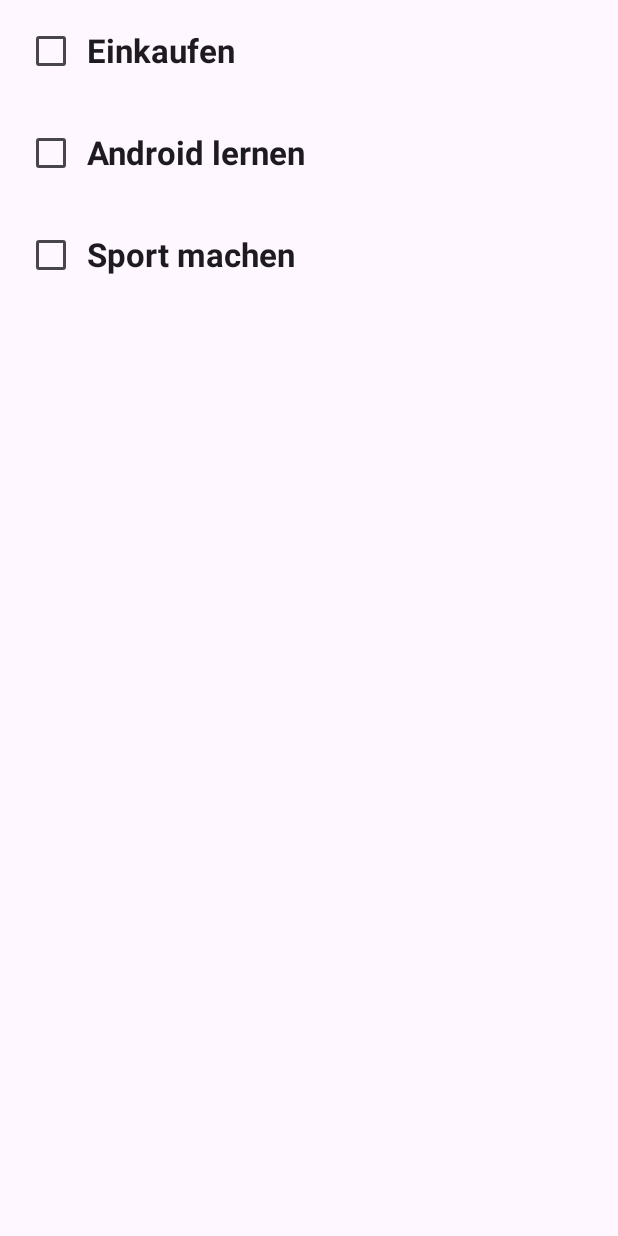
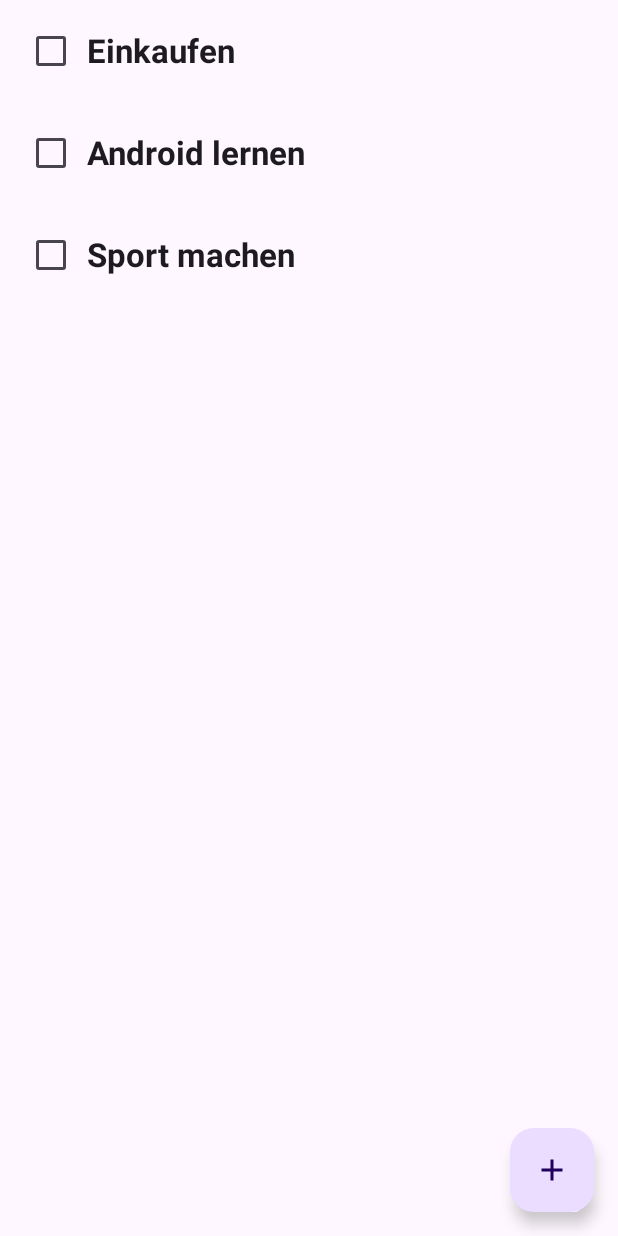
Before and after one commit to behrends/TodosAndroid, an Android app built with Jetpack Compose: the screen it shows after launch (MainActivity), on a phone screen of 412 x 824 dp. Run offline under Robolectric (Android 15) with nearby library versions, the phone set to English and light mode, and no system bars.

Commit message:
FloatingActionButtom im Scaffold

```diff
--- a/app/src/main/java/com/example/todosandroid/MainActivity.kt
+++ b/app/src/main/java/com/example/todosandroid/MainActivity.kt
@@ -9,7 +9,11 @@ import androidx.compose.foundation.layout.Column
 import androidx.compose.foundation.layout.Row
 import androidx.compose.foundation.layout.fillMaxWidth
 import androidx.compose.foundation.layout.padding
+import androidx.compose.material.icons.Icons
+import androidx.compose.material.icons.filled.Add
 import androidx.compose.material3.Checkbox
+import androidx.compose.material3.FloatingActionButton
+import androidx.compose.material3.Icon
 import androidx.compose.material3.Scaffold
 import androidx.compose.material3.Text
 import androidx.compose.runtime.Composable
@@ -25,7 +29,12 @@ class MainActivity : ComponentActivity() {
         super.onCreate(savedInstanceState)
         enableEdgeToEdge()
         setContent {
-            Scaffold() { innerPadding ->
+            Scaffold(floatingActionButton = {
+                FloatingActionButton(
+                    onClick = {},
+                    content = { Icon(Icons.Filled.Add, contentDescription = "Todo erstellen") }
+                )
+            }) { innerPadding ->
                 TodoList(modifier = Modifier.padding(innerPadding))
             }
         }
```
